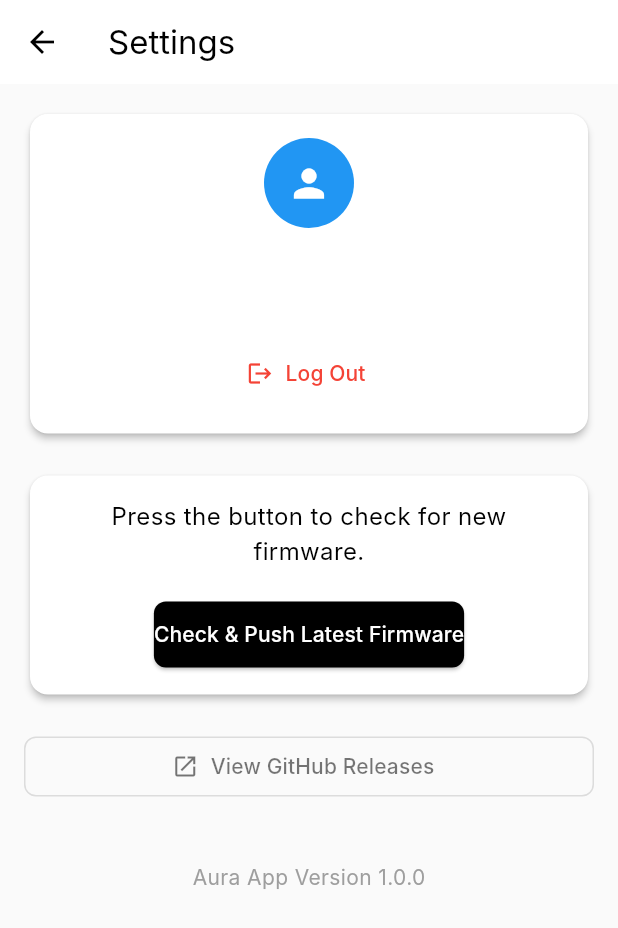
After one commit to devkiraa/aura-smart-home, a Flutter app: the SettingsPage screen opened directly, on a phone screen of 412 x 824 dp. The commit adds this screen. Shown: the top 928 px of the screen. Run offline on Flutter 3.47's test engine with Material 3 defaults, Android fonts, the phone set to English and light mode, and no system bars; our stand-ins replace firebase_auth, firebase_core, firebase_database, flutter_blue_plus, google_sign_in, package_info_plus; missing offline and left inert: wifi_scan; accounts and stored records are empty; network calls fail; Roboto replaces fonts that are missing (Inter).

Commit message:
feat: Enhance Aura app with multi-appliance support and settings management
- Refactored main.dart to include new routes and improved authentication handling.
- Added DeviceSettingsPage for configuring appliances with a user-friendly interface.
- Implemented SettingsPage for user profile management and firmware update checks.
- Updated Firebase integration for better device state management and configuration storage.
- Introduced Appliance data model to manage multiple appliances effectively.
- Enhanced HomePage UI to display appliance states and settings options.
- Integrated URL launcher for external links to GitHub releases.
- Updated pubspec.yaml to include necessary dependencies for new features.
- Improved error handling and loading states across various pages.

```diff
--- /dev/null
+++ b/app/lib/settings_page.dart
@@ -0,0 +1,198 @@
+import 'dart:convert';
+import 'package:flutter/material.dart';
+import 'package:firebase_auth/firebase_auth.dart';
+import 'package:firebase_database/firebase_database.dart';
+import 'package:google_sign_in/google_sign_in.dart';
+import 'package:http/http.dart' as http;
+import 'package:url_launcher/url_launcher.dart';
+import 'package:package_info_plus/package_info_plus.dart';
+
+class SettingsPage extends StatefulWidget {
+  const SettingsPage({super.key});
+
+  @override
+  State<SettingsPage> createState() => _SettingsPageState();
+}
+
+class _SettingsPageState extends State<SettingsPage> {
+  final String githubRepo = "devkiraa/aura-smart-home";
+  bool _isLoading = false;
+  String _firmwareMessage = "Press the button to check for new firmware.";
+  String _appVersion = "Loading...";
+
+  @override
+  void initState() {
+    super.initState();
+    _getAppVersion();
+  }
+
+  Future<void> _getAppVersion() async {
+    final packageInfo = await PackageInfo.fromPlatform();
+    if (mounted) {
+      setState(() {
+        _appVersion = packageInfo.version;
+      });
+    }
+  }
+
+  Future<void> _checkForUpdates() async {
+    setState(() {
+      _isLoading = true;
+      _firmwareMessage = "Checking for new releases on GitHub...";
+    });
+
+    try {
+      final releaseUrl = Uri.parse("https://api.github.com/repos/$githubRepo/releases/latest");
+      final response = await http.get(releaseUrl);
+
+      if (response.statusCode != 200) {
+        throw Exception("Failed to fetch from GitHub (Code: ${response.statusCode})");
+      }
+
+      final data = jsonDecode(response.body);
+      final latestVersionOnGithub = (data['tag_name'] as String).replaceAll('v', '');
+      final assets = data['assets'] as List;
+      final firmwareAsset = assets.firstWhere(
+            (asset) => asset['name'] == 'firmware.bin',
+        orElse: () => null,
+      );
+
+      if (firmwareAsset == null) {
+        throw Exception("'firmware.bin' not found in the latest GitHub release assets.");
+      }
+
+      final downloadUrl = firmwareAsset['browser_download_url'];
+      final dbRef = FirebaseDatabase.instance.ref('firmware');
+      final snapshot = await dbRef.child('latest_version').get();
+      final currentVersionInFirebase = snapshot.exists ? snapshot.value.toString() : "0.0";
+
+      if (latestVersionOnGithub == currentVersionInFirebase) {
+        throw Exception("Firmware is already up to date (Version $latestVersionOnGithub).");
+      }
+
+      await dbRef.set({
+        'latest_version': latestVersionOnGithub,
+        'download_url': downloadUrl,
+      });
+
+      setState(() {
+        _firmwareMessage = "Success! Pushed version $latestVersionOnGithub.";
+      });
+
+    } catch (e) {
+      setState(() {
+        _firmwareMessage = "Info: ${e.toString().replaceAll('Exception: ', '')}";
+      });
+    } finally {
+      setState(() {
+        _isLoading = false;
+      });
+    }
+  }
+
+  Future<void> _signOut() async {
+    await GoogleSignIn().signOut();
+    await FirebaseAuth.instance.signOut();
+    if (mounted) {
+      // Navigate back to the login screen and remove all previous routes
+      Navigator.of(context).pushNamedAndRemoveUntil('/login', (route) => false);
+    }
+  }
+
+  @override
+  Widget build(BuildContext context) {
+    final user = FirebaseAuth.instance.currentUser;
+
+    return Scaffold(
+      appBar: AppBar(
+        title: const Text("Settings"),
+      ),
+      body: ListView(
+        padding: const EdgeInsets.all(16.0),
+        children: [
+          // --- User Profile Section ---
+          Card(
+            elevation: 2,
+            shape: RoundedRectangleBorder(borderRadius: BorderRadius.circular(12)),
+            child: Padding(
+              padding: const EdgeInsets.all(16.0),
+              child: Column(
+                children: [
+                  CircleAvatar(
+                    radius: 30,
+                    backgroundImage: user?.photoURL != null ? NetworkImage(user!.photoURL!) : null,
+                    child: user?.photoURL == null ? const Icon(Icons.person, size: 30) : null,
+                  ),
+                  const SizedBox(height: 12),
+                  Text(user?.displayName ?? "Aura User", style: const TextStyle(fontSize: 18, fontWeight: FontWeight.bold)),
+                  Text(user?.email ?? "", style: const TextStyle(fontSize: 14, color: Colors.grey)),
+                  const SizedBox(height: 16),
+                  TextButton.icon(
+                    icon: const Icon(Icons.logout, color: Colors.red),
+                    label: const Text("Log Out", style: TextStyle(color: Colors.red)),
+                    onPressed: _signOut,
+                  ),
+                ],
+              ),
+            ),
+          ),
+          const SizedBox(height: 20),
+
+          // --- Firmware Update Section ---
+          Card(
+            elevation: 2,
+            shape: RoundedRectangleBorder(borderRadius: BorderRadius.circular(12)),
+            child: Padding(
+              padding: const EdgeInsets.all(16.0),
+              child: Column(
+                children: [
+                  Text(
+                    _firmwareMessage,
+                    textAlign: TextAlign.center,
+                    style: const TextStyle(fontSize: 16),
+                  ),
+                  const SizedBox(height: 20),
+                  if (_isLoading)
+                    const CircularProgressIndicator(color: Colors.black)
+                  else
+                    ElevatedButton(
+                      onPressed: _checkForUpdates,
+                      style: ElevatedButton.styleFrom(
+                        backgroundColor: Colors.black,
+                        foregroundColor: Colors.white,
+                        padding: const EdgeInsets.symmetric(vertical: 12),
+                        shape: RoundedRectangleBorder(borderRadius: BorderRadius.circular(8)),
+                      ),
+                      child: const Text("Check & Push Latest Firmware"),
+                    ),
+                ],
+              ),
+            ),
+          ),
+          const SizedBox(height: 20),
+
+          // --- App Info Section ---
+          OutlinedButton.icon(
+            icon: const Icon(Icons.open_in_new),
+            label: const Text("View GitHub Releases"),
+            style: OutlinedButton.styleFrom(
+              foregroundColor: Colors.black54,
+              side: const BorderSide(color: Colors.black12),
+              shape: RoundedRectangleBorder(borderRadius: BorderRadius.circular(8)),
+            ),
+            onPressed: () {
+              launchUrl(Uri.parse("https://github.com/$githubRepo/releases"), mode: LaunchMode.externalApplication);
+            },
+          ),
+          const SizedBox(height: 40),
+          Center(
+            child: Text(
+              "Aura App Version $_appVersion",
+              style: const TextStyle(color: Colors.grey),
+            ),
+          ),
+        ],
+      ),
+    );
+  }
+}
--- a/app/pubspec.yaml
+++ b/app/pubspec.yaml
@@ -36,6 +36,9 @@ dependencies:
   google_sign_in: ^6.2.1
   firebase_database: ^10.5.7
   wifi_scan: ^0.4.1+2
+  url_launcher: ^6.2.6
+  package_info_plus: ^8.0.0
+  http: ^1.4.0
 
   # Bluetooth Low Energy
   flutter_blue_plus: ^1.31.21
```
Also changed, not shown: app/lib/device_settings_page.dart (added, +139 -0 lines), app/lib/main.dart (+127 -61 lines), 7 other files.
